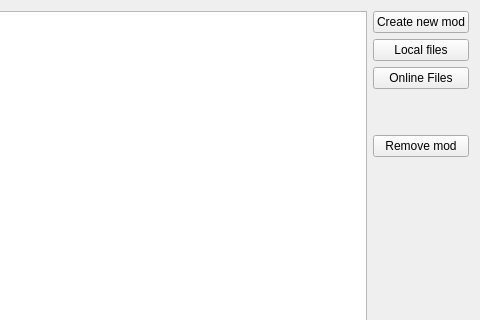
Before: the Qt Designer form src/ui/skeletons/form_own_mod_table.ui in 132nd-etcher/EASI, drawn with Qt 5; both pictures show x 350 to 830 and y 0 to 320 of the 830 by 541 pixel window.
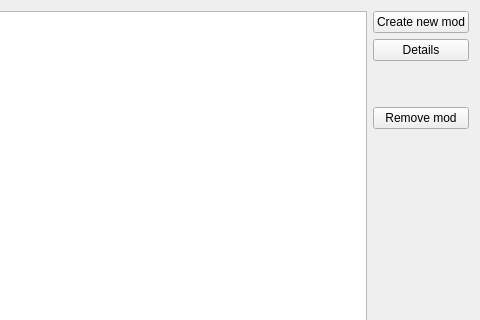
After: the same form once the commit is applied.

What changed in the file:
```diff
--- a/src/ui/skeletons/form_own_mod_table.ui
+++ b/src/ui/skeletons/form_own_mod_table.ui
@@ -29,14 +29,7 @@
      <item>
       <widget class="QPushButton" name="btn_local_files">
        <property name="text">
-        <string>Local files</string>
-       </property>
-      </widget>
-     </item>
-     <item>
-      <widget class="QPushButton" name="btn_remote_files">
-       <property name="text">
-        <string>Online Files</string>
+        <string>Details</string>
        </property>
       </widget>
      </item>
```
Left out of the diff: 2 changed lines with no effect on the pictures.
